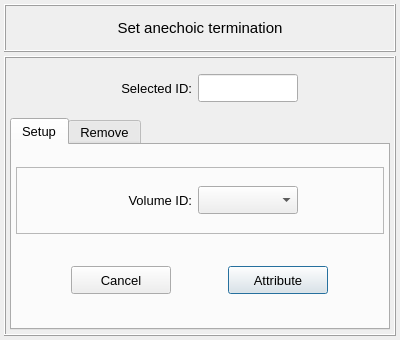
Before: the Qt Designer form vibra/interface/data/ui_files/model/setup/acoustic/set_anechoic_termination_input.ui in MOPT-UFSC/VIBRA, drawn with Qt 5.
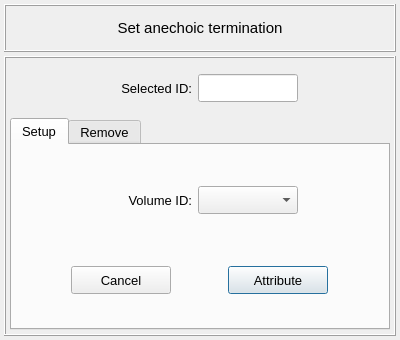
After: the same form once the commit is applied.

```diff
--- a/vibra/interface/data/ui_files/model/setup/acoustic/set_anechoic_termination_input.ui
+++ b/vibra/interface/data/ui_files/model/setup/acoustic/set_anechoic_termination_input.ui
@@ -235,7 +235,7 @@
              <item row="0" column="2">
               <widget class="QFrame" name="frame_4">
                <property name="frameShape">
-                <enum>QFrame::StyledPanel</enum>
+                <enum>QFrame::NoFrame</enum>
                </property>
                <property name="frameShadow">
                 <enum>QFrame::Raised</enum>
```
